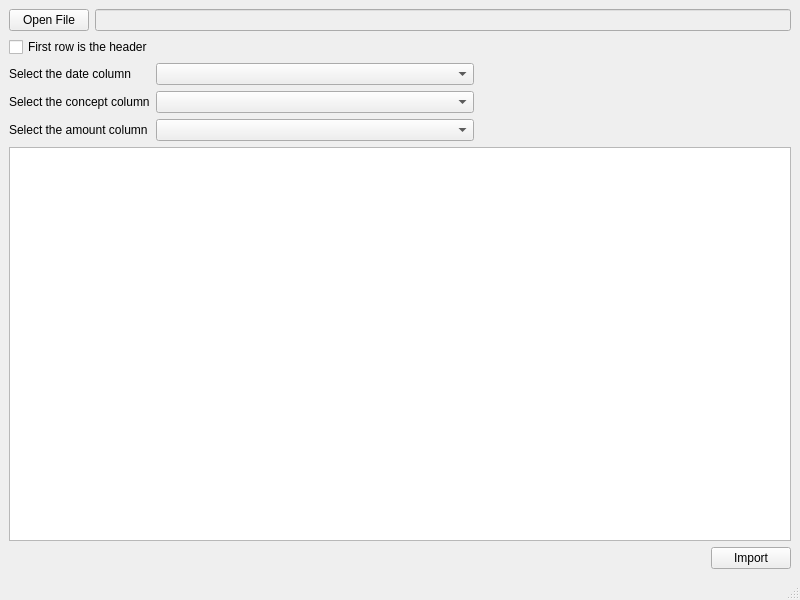
First picture: the form in mainwindow.ui, repository xcarol/wmm-qt, before the edit.
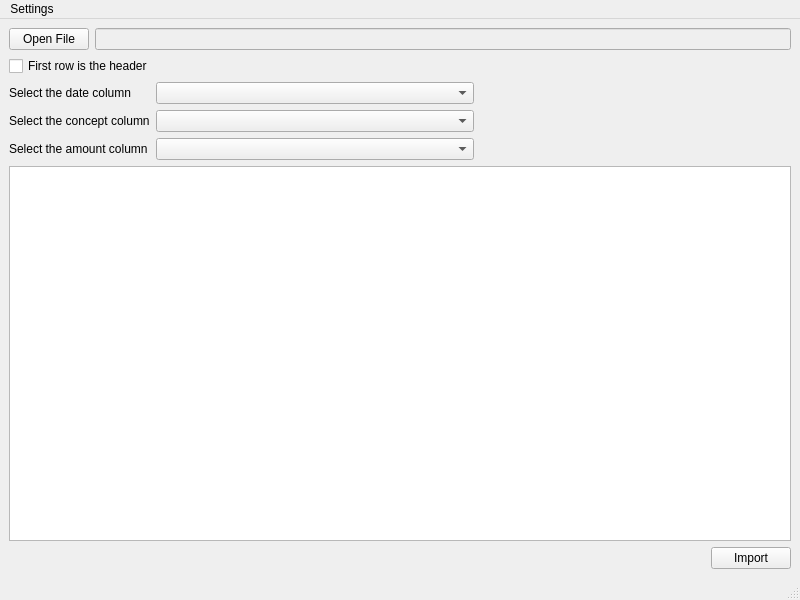
Second picture: the form after the edit.

Commit message: add database settings menu option

```diff
--- a/mainwindow.ui
+++ b/mainwindow.ui
@@ -143,6 +143,13 @@
      <height>37</height>
     </rect>
    </property>
+   <widget class="QMenu" name="menuSettings">
+    <property name="title">
+     <string>Settings</string>
+    </property>
+    <addaction name="actionDatabase"/>
+   </widget>
+   <addaction name="menuSettings"/>
   </widget>
   <widget class="QStatusBar" name="statusbar"/>
  </widget>
```
Left out of the diff: 5 changed lines with no effect on the pictures. The commit also changes 1 other file.
